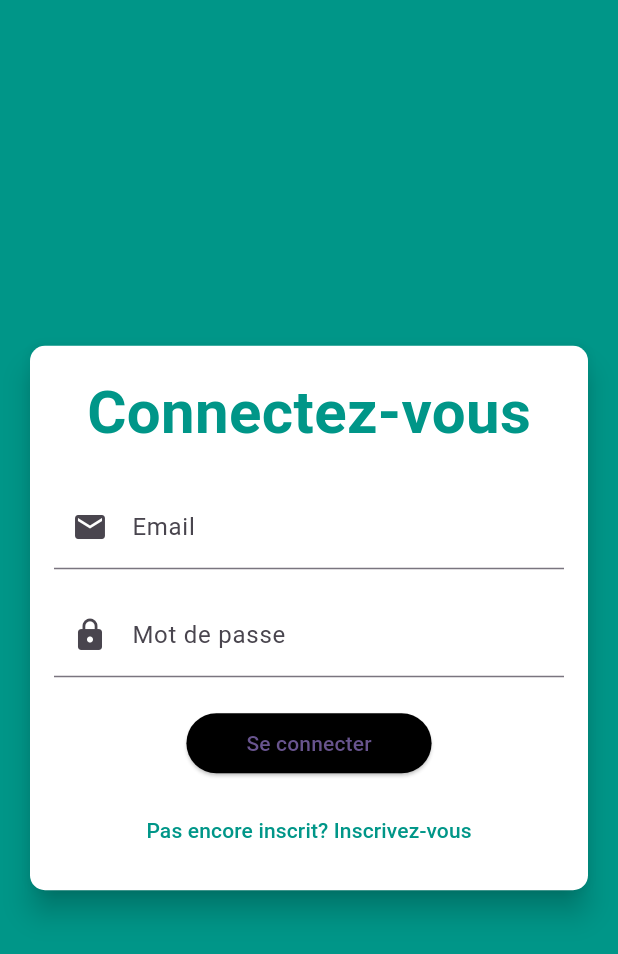
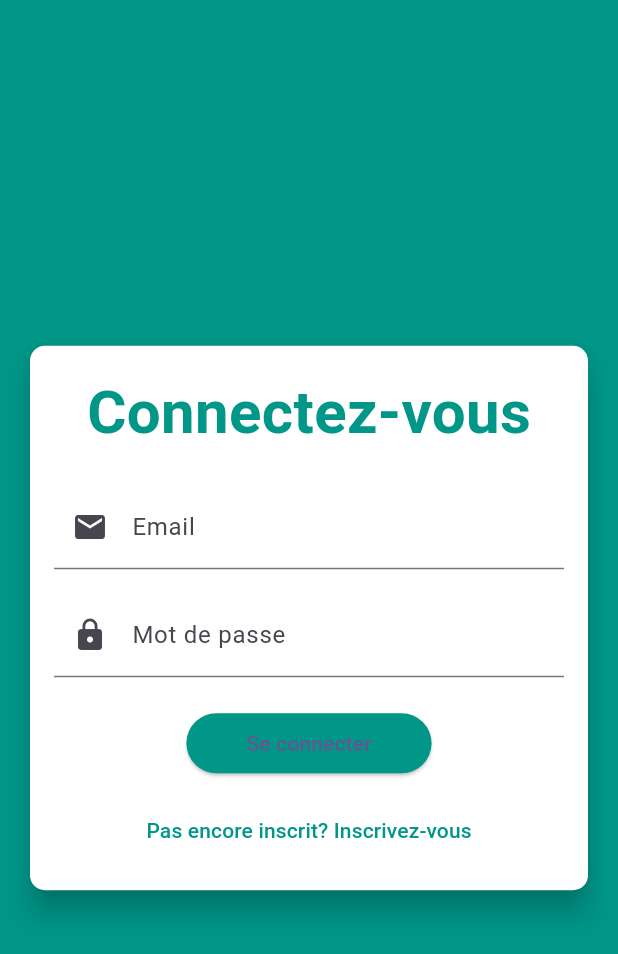
Before and after one commit to islemis/application-des-services, a Flutter app: the screen it shows after launch, on a phone screen of 412 x 824 dp. Shown: the top 954 px of the screen. Run offline on Flutter 3.47's test engine with Material 2 defaults, Android fonts, the phone set to English and light mode, and no system bars; our stand-ins replace fluttertoast.

Commit message:
Update Login.dart

```diff
--- a/frontend/untitled5/lib/View/User/Login.dart
+++ b/frontend/untitled5/lib/View/User/Login.dart
@@ -53,7 +53,7 @@ class LoginPage extends StatelessWidget {
                           MaterialPageRoute(builder: (context) => HomePage()),
                         );                      },
                       style: ElevatedButton.styleFrom(
-                        primary: Colors.black, // Change the button color to teal
+                        primary: Colors.teal, // Change the button color to teal
                         padding: EdgeInsets.symmetric(horizontal: 40.0),
                       ),
                       child: Text('Se connecter'),
```
